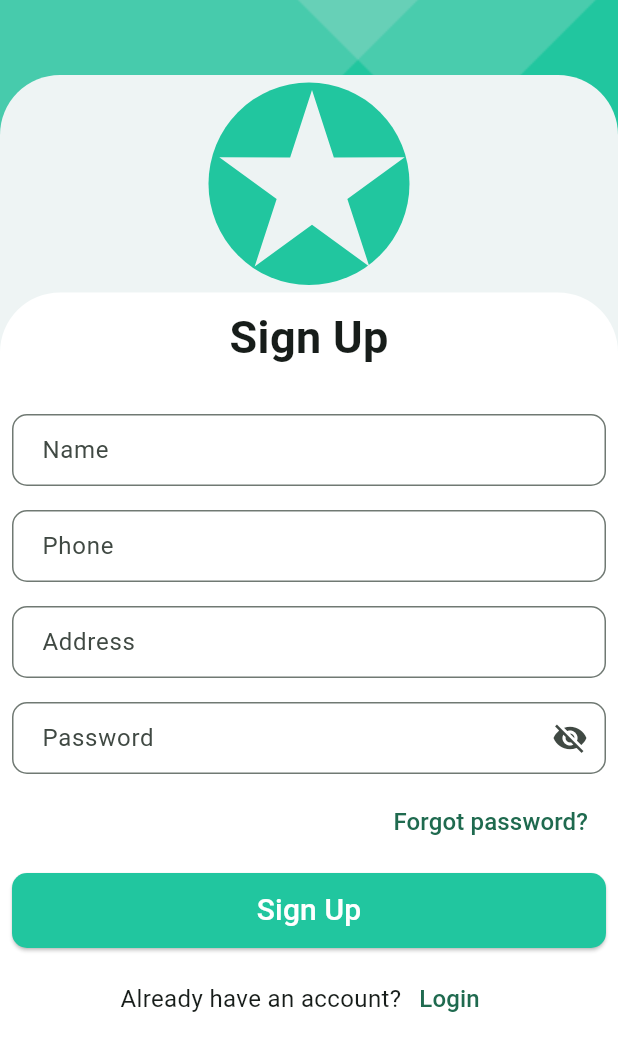
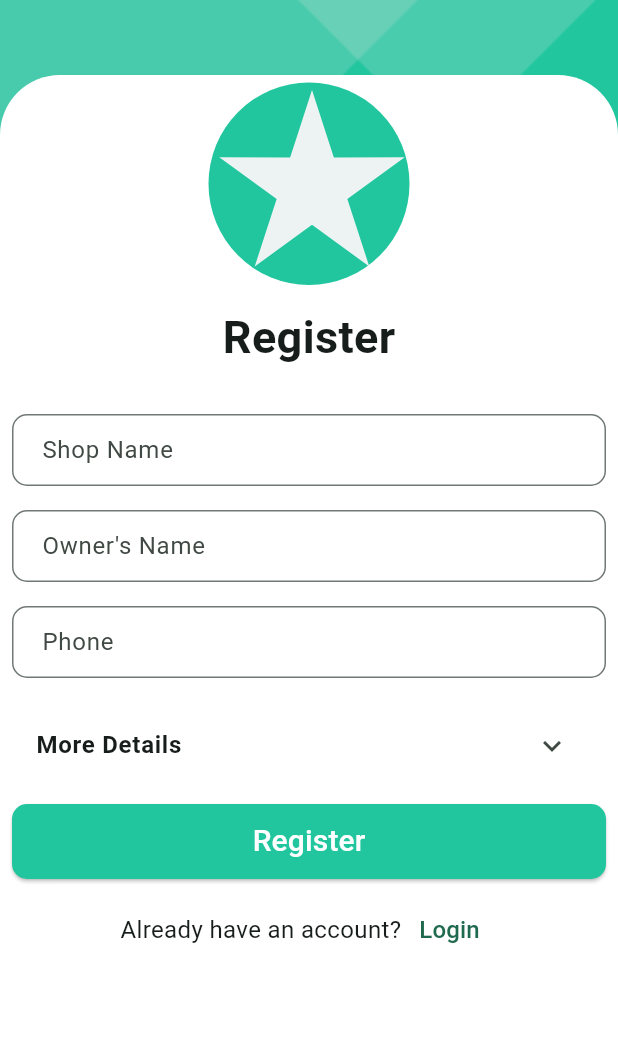
Before and after one commit to deepak-02/login, a Flutter app: the screen it shows after launch, on a phone screen of 412 x 824 dp. Shown: the top 1051 px of the screen. Run offline on Flutter 3.47's test engine with Material 2 defaults, Android fonts, the phone set to English and light mode, and no system bars.

Commit message:
signup , fix 1

```diff
--- a/lib/authentication/signupPage.dart
+++ b/lib/authentication/signupPage.dart
@@ -1,8 +1,9 @@
 import 'package:flutter/material.dart';
 import 'package:flutter/services.dart';
+import 'package:untitled/authentication/custmersPage.dart';
 
 class SignUpPage extends StatefulWidget {
-  const SignUpPage({Key ? key}) : super(key: key);
+  const SignUpPage({Key? key}) : super(key: key);
 
   @override
   _SignUpPageState createState() => _SignUpPageState();
@@ -11,6 +12,7 @@ class SignUpPage extends StatefulWidget {
 class _SignUpPageState extends State<SignUpPage> {
   TextEditingController nameController = TextEditingController();
   bool _obscureText = true;
+  bool _showAdditionalFields = false;
 
   @override
   Widget build(BuildContext context) {
@@ -32,45 +34,64 @@ class _SignUpPageState extends State<SignUpPage> {
                   Expanded(
                     child: Container(
                       decoration: BoxDecoration(
-                        color: Color(0xffeef4f4),
-                        borderRadius: BorderRadius.only(
-                          topRight: Radius.circular(40.0),
-                          topLeft: Radius.circular(40.0),
-                        ),
-                      ),
-                      child: Column(
-                        children: [
-                          Star(),
-                          Expanded(
-                            child: Container(
-                              decoration: BoxDecoration(
                         color: Color(0xffffffff),
                         borderRadius: BorderRadius.only(
                           topRight: Radius.circular(40.0),
                           topLeft: Radius.circular(40.0),
                         ),
                       ),
-                              child: Padding(
+                      child: ListView(
+                        padding: EdgeInsets.zero,
+                        children: [
+                          Column(
+                            children: [
+                              Star(),
+                            ],
+                          ),
+                          Padding(
                             padding: const EdgeInsets.all(8.0),
                             child: SingleChildScrollView(
                               child: Column(
                                 mainAxisAlignment: MainAxisAlignment.center,
                                 children: [
                                   Text(
-                                        'Sign Up',
-                                        style: TextStyle(fontSize: 30,fontWeight: FontWeight.bold),
+                                    'Register',
+                                    style: TextStyle(
+                                        fontSize: 30,
+                                        fontWeight: FontWeight.bold),
                                   ),
                                   Padding(
-                                        padding: const EdgeInsets.only(bottom: 16, top: 30),
+                                    padding: const EdgeInsets.only(
+                                        bottom: 16, top: 30),
                                     child: TextFormField(
                                       controller: nameController,
                                       decoration: InputDecoration(
                                         border: OutlineInputBorder(
-                                              borderRadius: BorderRadius.circular(10.0),
+                                          borderRadius:
+                                              BorderRadius.circular(10.0),
                                         ),
-                                            hintText: 'Name',
-                                            labelText: 'Name',
-                                            contentPadding: EdgeInsets.symmetric(horizontal: 16.0),
+                                        hintText: 'Shop Name',
+                                        labelText: 'Shop Name',
+                                        contentPadding: EdgeInsets.symmetric(
+                                            horizontal: 16.0),
+                                      ),
+                                      textInputAction: TextInputAction.next,
+                                    ),
+                                  ),
+                                  Padding(
+                                    padding: const EdgeInsets.only(
+                                        bottom: 16,),
+                                    child: TextFormField(
+                                      controller: nameController,
+                                      decoration: InputDecoration(
+                                        border: OutlineInputBorder(
+                                          borderRadius:
+                                              BorderRadius.circular(10.0),
+                                        ),
+                                        hintText: "Owner's Name",
+                                        labelText: "Owner's Name",
+                                        contentPadding: EdgeInsets.symmetric(
+                                            horizontal: 16.0),
                                       ),
                                       textInputAction: TextInputAction.next,
                                     ),
@@ -80,11 +101,13 @@ class _SignUpPageState extends State<SignUpPage> {
                                     child: TextFormField(
                                       decoration: InputDecoration(
                                         border: OutlineInputBorder(
-                                              borderRadius: BorderRadius.circular(10.0),
+                                          borderRadius:
+                                              BorderRadius.circular(10.0),
                                         ),
                                         hintText: 'Phone',
                                         labelText: 'Phone',
-                                            contentPadding: EdgeInsets.symmetric(horizontal: 16.0),
+                                        contentPadding: EdgeInsets.symmetric(
+                                            horizontal: 16.0),
                                       ),
                                       keyboardType: TextInputType.phone,
                                       inputFormatters: [
@@ -93,74 +116,120 @@ class _SignUpPageState extends State<SignUpPage> {
                                       textInputAction: TextInputAction.next,
                                     ),
                                   ),
+                                  ExpansionTile(
+                                    maintainState: true,
+                                    title: Text(
+                                      'More Details',
+                                      style: TextStyle(
+                                          fontWeight: FontWeight.bold),
+                                    ),
+                                    trailing: Icon(
+                                      _showAdditionalFields
+                                          ? Icons.keyboard_arrow_up
+                                          : Icons.keyboard_arrow_down,
+                                    ),
+                                    onExpansionChanged: (value) {
+                                      setState(() {
+                                        _showAdditionalFields = value;
+                                      });
+                                    },
+                                    children: [
                                       Padding(
-                                        padding: const EdgeInsets.only(bottom: 16),
+                                        padding:
+                                            const EdgeInsets.only(bottom: 16),
+                                        child: TextFormField(
+                                          maxLines: 4,
+                                          decoration: InputDecoration(
+                                            border: OutlineInputBorder(
+                                              borderRadius:
+                                                  BorderRadius.circular(10.0),
+                                            ),
+                                            hintText: 'Address',
+                                            labelText: 'Address',
+                                            contentPadding:
+                                                EdgeInsets.symmetric(
+                                                    horizontal: 16.0),
+                                          ),
+                                        ),
+                                      ),
+
+                                      Padding(
+                                        padding:
+                                        const EdgeInsets.only(bottom: 16),
                                         child: TextFormField(
                                           decoration: InputDecoration(
                                             border: OutlineInputBorder(
-                                              borderRadius: BorderRadius.circular(10.0),
+                                              borderRadius:
+                                              BorderRadius.circular(10.0),
                                             ),
-                                            hintText: 'Address',
-                                            labelText: 'Address',
-                                            contentPadding: EdgeInsets.symmetric(horizontal: 16.0),
+                                            hintText: 'City',
+                                            labelText: 'City',
+                                            contentPadding:
+                                            EdgeInsets.symmetric(
+                                                horizontal: 16.0),
                                           ),
                                         ),
                                       ),
+
                                       Padding(
-                                        padding: const EdgeInsets.only(bottom: 8),
+                                        padding:
+                                        const EdgeInsets.only(bottom: 16),
                                         child: TextFormField(
                                           decoration: InputDecoration(
                                             border: OutlineInputBorder(
-                                              borderRadius: BorderRadius.circular(10.0),
+                                              borderRadius:
+                                              BorderRadius.circular(10.0),
                                             ),
-                                            hintText: 'Password',
-                                            labelText: 'Password',
-                                            suffixIcon: IconButton(
-                                              onPressed: () {
-                                                setState(() {
-                                                  _obscureText = !_obscureText;
-                                                });
-                                              },
-                                              icon: Icon(_obscureText ? Icons.visibility_off : Icons.visibility),
+                                            hintText: 'District',
+                                            labelText: 'District',
+                                            contentPadding:
+                                            EdgeInsets.symmetric(
+                                                horizontal: 16.0),
                                           ),
-                                            contentPadding: EdgeInsets.symmetric(horizontal: 16.0),
-                                          ),
-                                          obscureText: _obscureText,
                                         ),
                                       ),
 
-                                      Row(
-                                        mainAxisAlignment: MainAxisAlignment.end,
-                                        children: [
-                                        TextButton(
-                                          child: Text(
-                                            "Forgot password?",
-                                            style: TextStyle(
-                                                fontSize: 16
+                                      Padding(
+                                        padding:
+                                        const EdgeInsets.only(bottom: 16),
+                                        child: TextFormField(
+                                          decoration: InputDecoration(
+                                            border: OutlineInputBorder(
+                                              borderRadius:
+                                              BorderRadius.circular(10.0),
+                                            ),
+                                            hintText: 'PIN',
+                                            labelText: 'PIN',
+                                            contentPadding:
+                                            EdgeInsets.symmetric(
+                                                horizontal: 16.0),
                                           ),
                                         ),
-                                           onPressed: () {  },
+                                      ),
 
-                                        )
+
                                     ],
                                   ),
-
                                   Padding(
-                                        padding: const EdgeInsets.only(top: 10, bottom: 10),
+                                    padding: const EdgeInsets.only(
+                                        top: 10, bottom: 10),
                                     child: ElevatedButton(
                                       onPressed: () {
-                                            // Action for sign up button
+                                        Navigator.push(
+                                          context,
+                                          MaterialPageRoute(builder: (context) => const Customers()),
+                                        );
                                       },
                                       style: ElevatedButton.styleFrom(
-                                            primary: Color(0xFF21C69F),
-                                            onPrimary: Colors.white,
+                                        foregroundColor: Colors.white, backgroundColor: Color(0xFF21C69F),
                                         minimumSize: Size(double.infinity, 50),
                                         shape: RoundedRectangleBorder(
-                                              borderRadius: BorderRadius.circular(10.0),
+                                          borderRadius:
+                                              BorderRadius.circular(10.0),
                                         ),
                                       ),
                                       child: Text(
-                                            'Sign Up',
+                                        'Register',
                                         style: TextStyle(fontSize: 20),
                                       ),
                                     ),
@@ -170,26 +239,18 @@ class _SignUpPageState extends State<SignUpPage> {
                                     children: [
                                       Text(
                                         "Already have an account?",
-                                            style: TextStyle(
-                                                fontSize: 16
-                                            ),
+                                        style: TextStyle(fontSize: 16),
                                       ),
                                       TextButton(
                                         child: Text(
                                           "Login",
-                                              style: TextStyle(
-                                                  fontSize: 16
+                                          style: TextStyle(fontSize: 16),
                                         ),
+                                        onPressed: () {},
                                       ),
-                                            onPressed: () {  },
-
-                                          )
                                     ],
                                   ),
-
                                 ],
-                                  ),
-                                ),
                               ),
                             ),
                           ),
@@ -206,61 +267,6 @@ class _SignUpPageState extends State<SignUpPage> {
     );
   }
 }
-
-// class InputField extends StatefulWidget {
-//   InputField({
-//     Key? key,
-//     required this.controller,
-//     required this.hint,
-//     required this.label,
-//     this.suffixIcon,
-//     bool obscure = false,
-//     this.prefixIcon,
-//   }) : super(key: key);
-//
-//   final TextEditingController controller;
-//   final String hint;
-//   final String label;
-//   final Widget? suffixIcon;
-//   final Widget? prefixIcon;
-//
-//   @override
-//   State<InputField> createState() => _InputFieldState();
-// }
-//
-// class _InputFieldState extends State<InputField> {
-//   bool obscure = false;
-//
-//   @override
-//   Widget build(BuildContext context) {
-//     return Padding(
-//       padding: const EdgeInsets.only(bottom: 16),
-//       child: TextFormField(
-//         controller: widget.controller,
-//         decoration: InputDecoration(
-//           border: OutlineInputBorder(
-//             borderRadius: BorderRadius.circular(10.0),
-//           ),
-//           hintText: widget.hint,
-//           labelText: widget.label,
-//           suffixIcon: IconButton(
-//             onPressed: () {
-//               setState(() {
-//                 obscure = !obscure;
-//               });
-//             },
-//             icon: Icon(obscure ? Icons.visibility_off : Icons.visibility),
-//           ),
-//           contentPadding: EdgeInsets.symmetric(horizontal: 16.0),
-//         ),
-//         textInputAction: TextInputAction.next,
-//         obscureText: obscure,
-//       ),
-//     );
-//   }
-// }
-
-
 
 class Star extends StatelessWidget {
   const Star({
```
Also changed, not shown: lib/authentication/login_page.dart (deleted, +0 -220 lines). Lines whose indentation alone changed are shown as unchanged.
